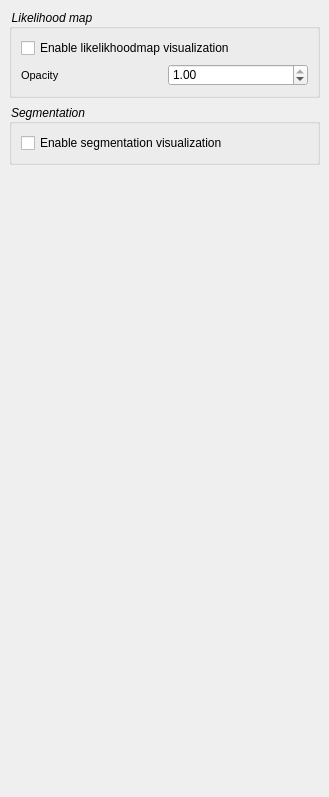
Before: the Qt Designer form workstation/visualization/resources/VisualizationWorkstationExtensionPlugin.ui in computationalpathologygroup/ASAP, drawn with Qt 5.
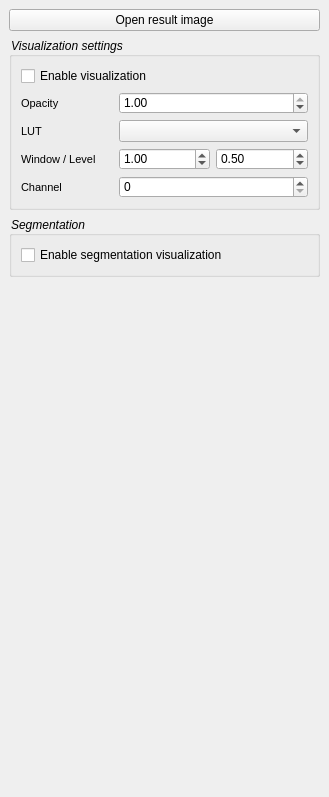
After: the same form once the commit is applied.

Commit message: - Implemented PointSet annotations - Improved Point annotations - Improved overlaying of results (manual selection of window/level, etc.)

```diff
--- a/workstation/visualization/resources/VisualizationWorkstationExtensionPlugin.ui
+++ b/workstation/visualization/resources/VisualizationWorkstationExtensionPlugin.ui
@@ -45,8 +45,8 @@
     <rect>
      <x>0</x>
      <y>0</y>
-     <width>329</width>
-     <height>797</height>
+     <width>331</width>
+     <height>780</height>
     </rect>
    </property>
    <property name="sizePolicy">
@@ -69,40 +69,109 @@
      <number>9</number>
     </property>
     <item>
-     <widget class="QGroupBox" name="LikelihoodmapGroupBox">
+     <widget class="QPushButton" name="OpenResultPushButton">
+      <property name="text">
+       <string>Open result image</string>
+      </property>
+     </widget>
+    </item>
+    <item>
+     <widget class="QGroupBox" name="VisualizationGroupBox">
       <property name="title">
-       <string>Likelihood map</string>
+       <string>Visualization settings</string>
       </property>
       <layout class="QVBoxLayout" name="verticalLayout">
        <item>
         <widget class="QCheckBox" name="LikelihoodCheckBox">
          <property name="text">
-          <string>Enable likelikhoodmap visualization</string>
+          <string>Enable visualization</string>
          </property>
         </widget>
        </item>
        <item>
-        <layout class="QHBoxLayout" name="horizontalLayout">
-         <item>
+        <layout class="QGridLayout" name="gridLayout">
+         <item row="0" column="1" colspan="2">
+          <widget class="QDoubleSpinBox" name="OpacitySpinBox">
+           <property name="maximum">
+            <double>1.000000000000000</double>
+           </property>
+           <property name="singleStep">
+            <double>0.100000000000000</double>
+           </property>
+           <property name="value">
+            <double>1.000000000000000</double>
+           </property>
+          </widget>
+         </item>
+         <item row="0" column="0">
           <widget class="QLabel" name="OpacityLabel">
            <property name="text">
             <string>Opacity</string>
            </property>
           </widget>
          </item>
-         <item>
-          <widget class="QDoubleSpinBox" name="OpacitySpinBox">
+         <item row="3" column="0">
+          <widget class="QLabel" name="WindowLevelLabel">
+           <property name="text">
+            <string>Window / Level</string>
+           </property>
+          </widget>
+         </item>
+         <item row="3" column="2">
+          <widget class="QDoubleSpinBox" name="LevelSpinBox">
+           <property name="decimals">
+            <number>2</number>
+           </property>
+           <property name="minimum">
+            <double>-4294967296.000000000000000</double>
+           </property>
            <property name="maximum">
-            <double>1.000000000000000</double>
+            <double>4294967296.000000000000000</double>
            </property>
            <property name="singleStep">
             <double>0.100000000000000</double>
            </property>
            <property name="value">
+            <double>0.500000000000000</double>
+           </property>
+          </widget>
+         </item>
+         <item row="3" column="1">
+          <widget class="QDoubleSpinBox" name="WindowSpinBox">
+           <property name="minimum">
+            <double>-4294967296.000000000000000</double>
+           </property>
+           <property name="maximum">
+            <double>4294967296.000000000000000</double>
+           </property>
+           <property name="singleStep">
+            <double>0.100000000000000</double>
+           </property>
+           <property name="value">
             <double>1.000000000000000</double>
            </property>
           </widget>
          </item>
+         <item row="5" column="0">
+          <widget class="QLabel" name="ChannelLabel">
+           <property name="text">
+            <string>Channel</string>
+           </property>
+          </widget>
+         </item>
+         <item row="5" column="1" colspan="2">
+          <widget class="QSpinBox" name="ChannelSpinBox"/>
+         </item>
+         <item row="1" column="0">
+          <widget class="QLabel" name="LUTLabel">
+           <property name="text">
+            <string>LUT</string>
+           </property>
+          </widget>
+         </item>
+         <item row="1" column="1" colspan="2">
+          <widget class="QComboBox" name="LUTComboBox"/>
+         </item>
         </layout>
        </item>
       </layout>
```
Left out of the diff: 2 changed lines with no effect on the pictures. The commit also changes 45 other files.
